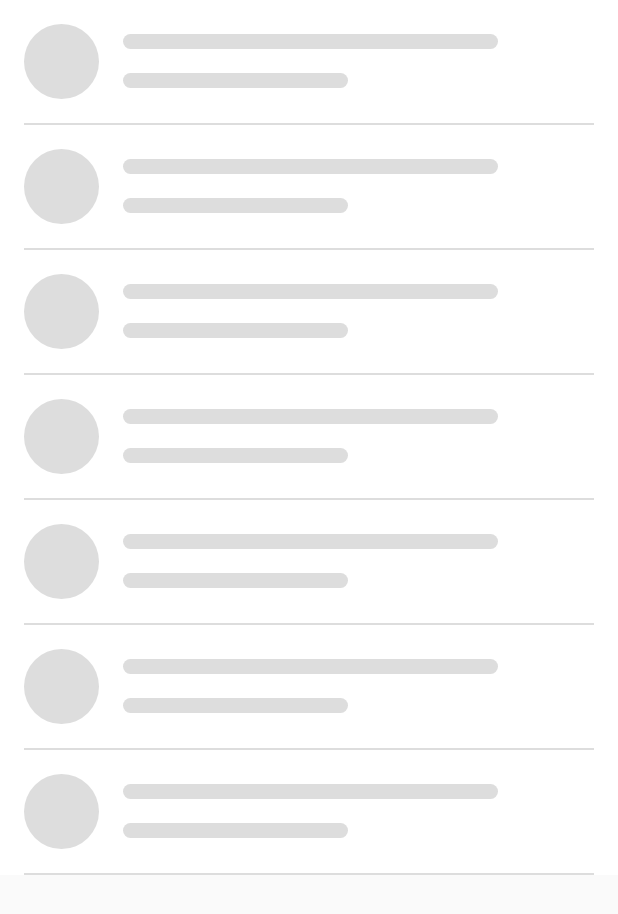
After one commit to vthhanh96/Yummy, an Android app: the layout shimmer_notification_layout.xml on its own in the app's theme, with its tools: preview values and no code run, on a phone screen of 412 x 824 dp. The commit adds this screen. Shown: the top 914 px of the screen. Run offline under Robolectric (Android 15) with nearby library versions, the phone set to English and light mode, and no system bars.

Commit message:
update shimmer loading

```diff
--- a/app/src/main/res/layout/activity_notification.xml
+++ b/app/src/main/res/layout/activity_notification.xml
@@ -3,7 +3,8 @@
     android:id="@+id/drawerLayout"
     android:layout_width="match_parent"
     android:layout_height="match_parent"
-    android:orientation="vertical">
+    android:orientation="vertical"
+    android:background="@color/white">
 
     <LinearLayout
         android:layout_width="match_parent"
--- /dev/null
+++ b/app/src/main/res/layout/shimmer_notification_layout.xml
@@ -0,0 +1,275 @@
+<?xml version="1.0" encoding="utf-8"?>
+<com.facebook.shimmer.ShimmerFrameLayout xmlns:android="http://schemas.android.com/apk/res/android"
+    xmlns:app="http://schemas.android.com/apk/res-auto"
+    android:layout_width="match_parent"
+    android:layout_height="wrap_content"
+    app:shimmer_duration="2000"
+    android:background="@color/white">
+
+    <LinearLayout
+        android:layout_width="match_parent"
+        android:layout_height="wrap_content"
+        android:orientation="vertical">
+
+        <LinearLayout
+            android:layout_width="match_parent"
+            android:layout_height="wrap_content"
+            android:padding="@dimen/dimen_16dp">
+
+            <View
+                android:layout_width="50dp"
+                android:layout_height="50dp"
+                android:background="@drawable/bg_circle_solig_grey"/>
+
+            <LinearLayout
+                android:layout_width="match_parent"
+                android:layout_height="wrap_content"
+                android:orientation="vertical"
+                android:layout_marginStart="@dimen/dimen_16dp"
+                android:layout_gravity="center_vertical">
+
+                <View
+                    android:layout_width="250dp"
+                    android:layout_height="10dp"
+                    android:background="@drawable/bg_corner_solid_grey"/>
+
+                <View
+                    android:layout_width="150dp"
+                    android:layout_height="10dp"
+                    android:background="@drawable/bg_corner_solid_grey"
+                    android:layout_marginTop="@dimen/dimen_16dp"/>
+            </LinearLayout>
+        </LinearLayout>
+
+        <View
+            android:layout_width="match_parent"
+            android:layout_height="1dp"
+            android:background="#dddddd"
+            android:layout_marginStart="@dimen/dimen_16dp"
+            android:layout_marginEnd="@dimen/dimen_16dp"/>
+
+        <LinearLayout
+            android:layout_width="match_parent"
+            android:layout_height="wrap_content"
+            android:padding="@dimen/dimen_16dp">
+
+            <View
+                android:layout_width="50dp"
+                android:layout_height="50dp"
+                android:background="@drawable/bg_circle_solig_grey"/>
+
+            <LinearLayout
+                android:layout_width="match_parent"
+                android:layout_height="wrap_content"
+                android:orientation="vertical"
+                android:layout_marginStart="@dimen/dimen_16dp"
+                android:layout_gravity="center_vertical">
+
+                <View
+                    android:layout_width="250dp"
+                    android:layout_height="10dp"
+                    android:background="@drawable/bg_corner_solid_grey"/>
+
+                <View
+                    android:layout_width="150dp"
+                    android:layout_height="10dp"
+                    android:background="@drawable/bg_corner_solid_grey"
+                    android:layout_marginTop="@dimen/dimen_16dp"/>
+            </LinearLayout>
+        </LinearLayout>
+
+        <View
+            android:layout_width="match_parent"
+            android:layout_height="1dp"
+            android:background="#dddddd"
+            android:layout_marginStart="@dimen/dimen_16dp"
+            android:layout_marginEnd="@dimen/dimen_16dp"/>
+
+        <LinearLayout
+            android:layout_width="match_parent"
+            android:layout_height="wrap_content"
+            android:padding="@dimen/dimen_16dp">
+
+            <View
+                android:layout_width="50dp"
+                android:layout_height="50dp"
+                android:background="@drawable/bg_circle_solig_grey"/>
+
+            <LinearLayout
+                android:layout_width="match_parent"
+                android:layout_height="wrap_content"
+                android:orientation="vertical"
+                android:layout_marginStart="@dimen/dimen_16dp"
+                android:layout_gravity="center_vertical">
+
+                <View
+                    android:layout_width="250dp"
+                    android:layout_height="10dp"
+                    android:background="@drawable/bg_corner_solid_grey"/>
+
+                <View
+                    android:layout_width="150dp"
+                    android:layout_height="10dp"
+                    android:background="@drawable/bg_corner_solid_grey"
+                    android:layout_marginTop="@dimen/dimen_16dp"/>
+            </LinearLayout>
+        </LinearLayout>
+
+        <View
+            android:layout_width="match_parent"
+            android:layout_height="1dp"
+            android:background="#dddddd"
+            android:layout_marginStart="@dimen/dimen_16dp"
+            android:layout_marginEnd="@dimen/dimen_16dp"/>
+
+        <LinearLayout
+            android:layout_width="match_parent"
+            android:layout_height="wrap_content"
+            android:padding="@dimen/dimen_16dp">
+
+            <View
+                android:layout_width="50dp"
+                android:layout_height="50dp"
+                android:background="@drawable/bg_circle_solig_grey"/>
+
+            <LinearLayout
+                android:layout_width="match_parent"
+                android:layout_height="wrap_content"
+                android:orientation="vertical"
+                android:layout_marginStart="@dimen/dimen_16dp"
+                android:layout_gravity="center_vertical">
+
+                <View
+                    android:layout_width="250dp"
+                    android:layout_height="10dp"
+                    android:background="@drawable/bg_corner_solid_grey"/>
+
+                <View
+                    android:layout_width="150dp"
+                    android:layout_height="10dp"
+                    android:background="@drawable/bg_corner_solid_grey"
+                    android:layout_marginTop="@dimen/dimen_16dp"/>
+            </LinearLayout>
+        </LinearLayout>
+
+        <View
+            android:layout_width="match_parent"
+            android:layout_height="1dp"
+            android:background="#dddddd"
+            android:layout_marginStart="@dimen/dimen_16dp"
+            android:layout_marginEnd="@dimen/dimen_16dp"/>
+
+        <LinearLayout
+            android:layout_width="match_parent"
+            android:layout_height="wrap_content"
+            android:padding="@dimen/dimen_16dp">
+
+            <View
+                android:layout_width="50dp"
+                android:layout_height="50dp"
+                android:background="@drawable/bg_circle_solig_grey"/>
+
+            <LinearLayout
+                android:layout_width="match_parent"
+                android:layout_height="wrap_content"
+                android:orientation="vertical"
+                android:layout_marginStart="@dimen/dimen_16dp"
+                android:layout_gravity="center_vertical">
+
+                <View
+                    android:layout_width="250dp"
+                    android:layout_height="10dp"
+                    android:background="@drawable/bg_corner_solid_grey"/>
+
+                <View
+                    android:layout_width="150dp"
+                    android:layout_height="10dp"
+                    android:background="@drawable/bg_corner_solid_grey"
+                    android:layout_marginTop="@dimen/dimen_16dp"/>
+            </LinearLayout>
+        </LinearLayout>
+
+        <View
+            android:layout_width="match_parent"
+            android:layout_height="1dp"
+            android:background="#dddddd"
+            android:layout_marginStart="@dimen/dimen_16dp"
+            android:layout_marginEnd="@dimen/dimen_16dp"/>
+
+        <LinearLayout
+            android:layout_width="match_parent"
+            android:layout_height="wrap_content"
+            android:padding="@dimen/dimen_16dp">
+
+            <View
+                android:layout_width="50dp"
+                android:layout_height="50dp"
+                android:background="@drawable/bg_circle_solig_grey"/>
+
+            <LinearLayout
+                android:layout_width="match_parent"
+                android:layout_height="wrap_content"
+                android:orientation="vertical"
+                android:layout_marginStart="@dimen/dimen_16dp"
+                android:layout_gravity="center_vertical">
+
+                <View
+                    android:layout_width="250dp"
+                    android:layout_height="10dp"
+                    android:background="@drawable/bg_corner_solid_grey"/>
+
+                <View
+                    android:layout_width="150dp"
+                    android:layout_height="10dp"
+                    android:background="@drawable/bg_corner_solid_grey"
+                    android:layout_marginTop="@dimen/dimen_16dp"/>
+            </LinearLayout>
+        </LinearLayout>
+
+        <View
+            android:layout_width="match_parent"
+            android:layout_height="1dp"
+            android:background="#dddddd"
+            android:layout_marginStart="@dimen/dimen_16dp"
+            android:layout_marginEnd="@dimen/dimen_16dp"/>
+
+        <LinearLayout
+            android:layout_width="match_parent"
+            android:layout_height="wrap_content"
+            android:padding="@dimen/dimen_16dp">
+
+            <View
+                android:layout_width="50dp"
+                android:layout_height="50dp"
+                android:background="@drawable/bg_circle_solig_grey"/>
+
+            <LinearLayout
+                android:layout_width="match_parent"
+                android:layout_height="wrap_content"
+                android:orientation="vertical"
+                android:layout_marginStart="@dimen/dimen_16dp"
+                android:layout_gravity="center_vertical">
+
+                <View
+                    android:layout_width="250dp"
+                    android:layout_height="10dp"
+                    android:background="@drawable/bg_corner_solid_grey"/>
+
+                <View
+                    android:layout_width="150dp"
+                    android:layout_height="10dp"
+                    android:background="@drawable/bg_corner_solid_grey"
+                    android:layout_marginTop="@dimen/dimen_16dp"/>
+            </LinearLayout>
+        </LinearLayout>
+
+        <View
+            android:layout_width="match_parent"
+            android:layout_height="1dp"
+            android:background="#dddddd"
+            android:layout_marginStart="@dimen/dimen_16dp"
+            android:layout_marginEnd="@dimen/dimen_16dp"/>
+
+    </LinearLayout>
+
+</com.facebook.shimmer.ShimmerFrameLayout>
```
Also changed, not shown: app/src/main/java/com/example/thesis/yummy/controller/meeting/MeetingActivity.java (+21 -0 lines), app/src/main/java/com/example/thesis/yummy/controller/notification/NotificationActivity.java (+22 -0 lines), app/src/main/java/com/example/thesis/yummy/controller/sale/SaleActivity.java (+21 -0 lines), app/src/main/res/layout/shimmer_voucher_layout.xml (added, +214 -0 lines).
